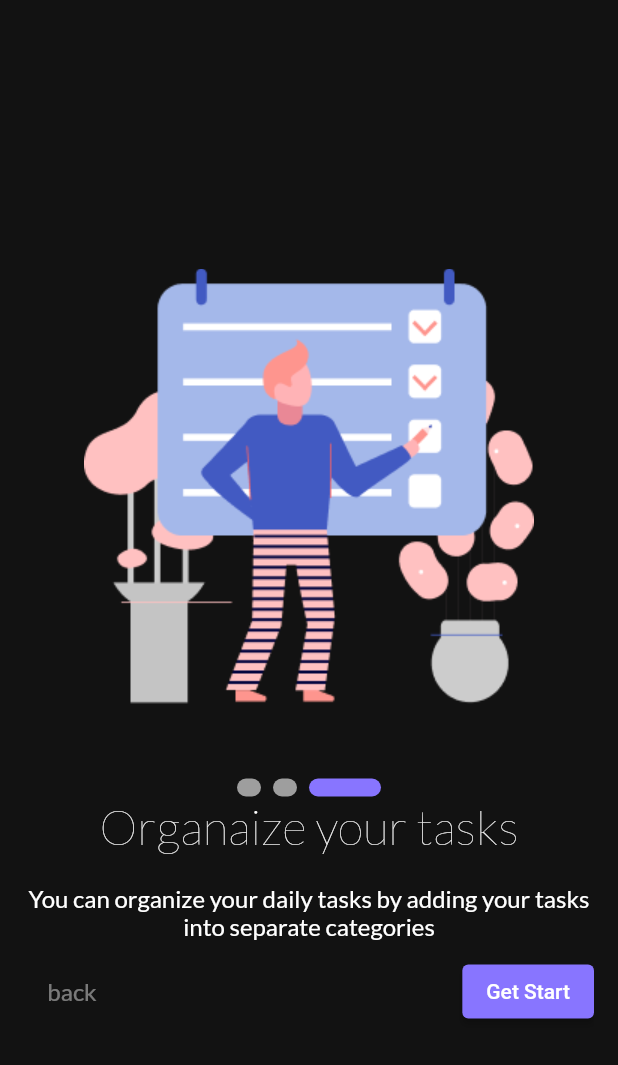
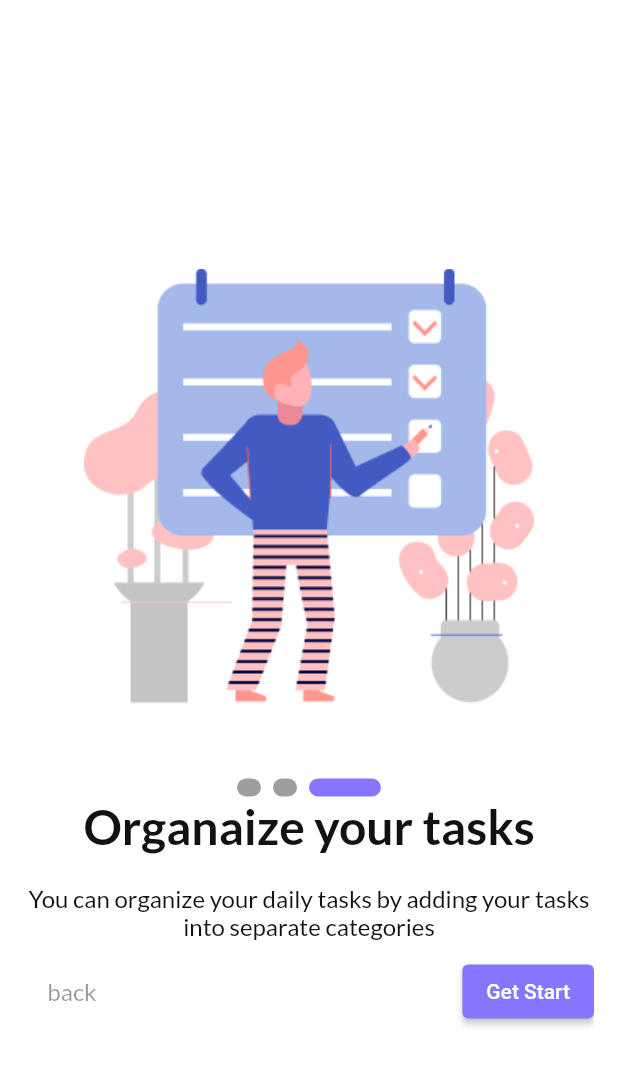
Before and after one commit to AyaNasserEzat/to-do-app, a Flutter app: the screen it shows after launch, after a tap on "Skip", on a phone screen of 412 x 824 dp. Shown: the top 1065 px of the screen. Run offline on Flutter 3.47's test engine with Material 2 defaults, Android fonts, the phone set to English and light mode, and no system bars; drawn by our look-alikes of smooth_page_indicator; our stand-ins replace date_picker_timeline, flutter_bloc, fluttertoast, get_it, google_fonts, shared_preferences and 1 more; accounts and stored records are empty.

Commit message:
add theme

```diff
--- a/lib/app/app.dart
+++ b/lib/app/app.dart
@@ -4,6 +4,7 @@ import 'package:flutter/material.dart';
 import 'package:flutter_bloc/flutter_bloc.dart';
 import 'package:todoapp/core/theme/theme.dart';
 import 'package:todoapp/feature/auth/presentation/screens/splash_screen.dart';
+import 'package:todoapp/feature/task/presentation/cubit/taskeStase.dart';
 
 import '../feature/task/presentation/cubit/taskCubit.dart';
 
@@ -14,7 +15,9 @@ class MyApp extends StatelessWidget {
 
   @override
   Widget build(BuildContext context) {
-    return  MaterialApp(
+    return BlocBuilder<taskCubit,taskState>(
+      builder: (context,state){
+     return MaterialApp(
         debugShowCheckedModeBanner: false,
         title: 'todo App ',
         darkTheme: getAppDarkTheme(),
@@ -26,5 +29,6 @@ class MyApp extends StatelessWidget {
         home: const splashScreen(),
 
     );
+    },);
   }
 }
--- a/lib/core/theme/theme.dart
+++ b/lib/core/theme/theme.dart
@@ -1,38 +1,10 @@
+import 'package:flutter/material.dart';
+import 'package:google_fonts/google_fonts.dart';
+
+import '../utiles/app_color.dart';
 
 
-import 'package:flutter/material.dart';
-import 'package:google_fonts/google_fonts.dart';
-import 'package:todoapp/core/utiles/app_color.dart';
-
-  ThemeData getAppTheme(){
-    return  ThemeData(
-scaffoldBackgroundColor: AppColor.background,
-textTheme:TextTheme(
-  displayLarge: GoogleFonts.lato(
-              fontSize: 32,
-              color: AppColor.withe,
-            ),
-            displayMedium: GoogleFonts.lato(
-                fontSize: 16,
-                color: AppColor.withe,
-              ),
-              displaySmall:  GoogleFonts.lato(
-                fontSize: 16,
-                color: AppColor.withe.withOpacity(.44),
-              ),
-),
-elevatedButtonTheme: ElevatedButtonThemeData(
-  style: ElevatedButton.styleFrom(
-                  backgroundColor: AppColor.primary,
-                  shape: RoundedRectangleBorder(
-                    borderRadius: BorderRadius.circular(4),
-                  ),
-                ),
-),
-    );
-  }
-
-  ThemeData getAppDarkTheme() {
+ThemeData getAppDarkTheme() {
   return ThemeData(
     primaryColor: AppColor.primary,
     //scaffoldBackgroundColor
@@ -82,3 +54,38 @@ elevatedButtonTheme: ElevatedButtonThemeData(
                 ),
   );
 }
+
+ThemeData getAppTheme() {
+  return ThemeData(
+    primaryColor: AppColor.primary,
+    //scaffoldBackgroundColor
+    scaffoldBackgroundColor: AppColor.withe,
+    //appBar theme
+    appBarTheme: const AppBarTheme(
+      backgroundColor: AppColor.withe,
+      centerTitle: true,
+    ),
+    //text theme
+    textTheme: TextTheme(
+      displayLarge: GoogleFonts.lato(
+        color: AppColor.background,
+        fontWeight: FontWeight.bold,
+        fontSize: 32,
+      ),
+      displayMedium: GoogleFonts.lato(
+        color: AppColor.background,
+        fontSize: 16,
+      ),
+      displaySmall: GoogleFonts.lato(
+        color: AppColor.background.withOpacity(0.44),
+        fontSize: 16,
+      ),
+    ),
+    //button theme
+    elevatedButtonTheme: ElevatedButtonThemeData(
+        style: ElevatedButton.styleFrom(
+            backgroundColor: AppColor.primary,
+            shape: RoundedRectangleBorder(
+                borderRadius: BorderRadius.circular(4)))),
+  );
+}
--- a/lib/main.dart
+++ b/lib/main.dart
@@ -12,7 +12,7 @@ void main() async {
   await sl<CacheHelper>().init();
   sl<SqfliteHelper>().intiDB();
   runApp(
-    BlocProvider(create: (context) => taskCubit()..getTasks(),
+    BlocProvider(create: (context) => taskCubit()..getTheme()..getTasks(),
 
      child: const MyApp()),
   );
```
